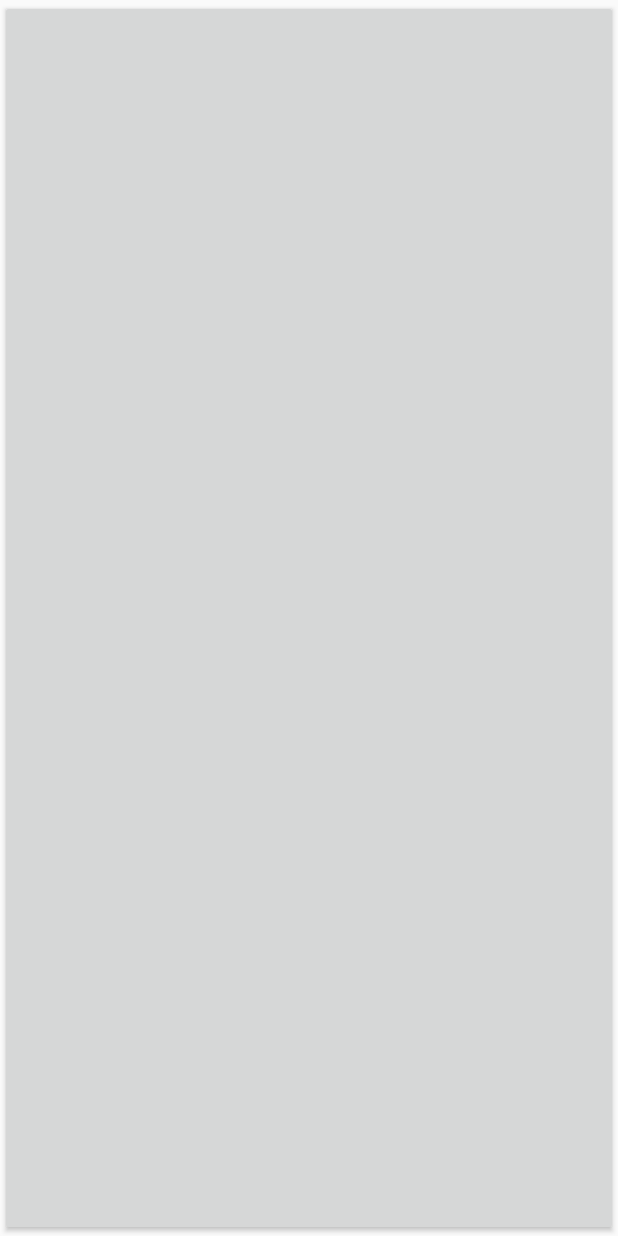
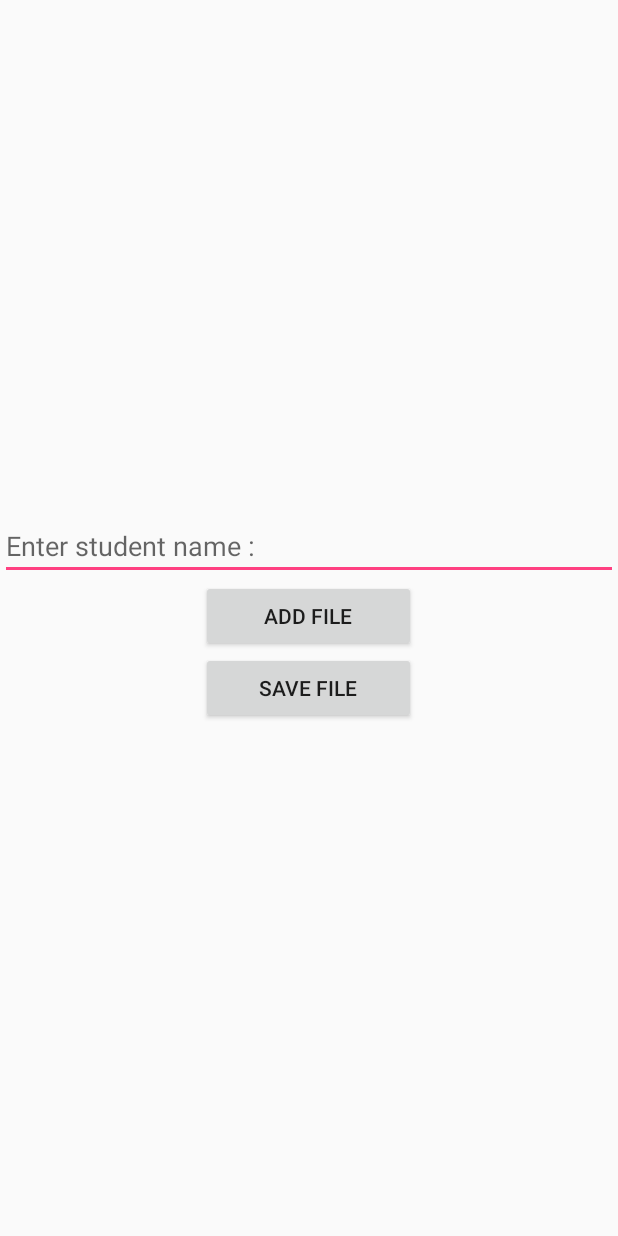
Before and after one commit to roshid873/AMS, an Android app: the AddFileActivity screen opened directly, with no data from a screen before it, on a phone screen of 412 x 824 dp. Run offline under Robolectric (Android 15) with nearby library versions, the phone set to English and light mode, and no system bars; libraries missing offline, so code that uses them is left out: com.nbsp.materialfilepicker.

Commit message:
file picker implemented

```diff
--- a/app/src/main/AndroidManifest.xml
+++ b/app/src/main/AndroidManifest.xml
@@ -1,6 +1,9 @@
 <?xml version="1.0" encoding="utf-8"?>
 <manifest xmlns:android="http://schemas.android.com/apk/res/android"
     package="com.example.roshi.backup">
+
+    <uses-permission android:name="android.permission.WRITE_EXTERNAL_STORAGE" />
+
 
     <uses-permission android:name="android.permission.INTERNET" />
 
--- a/app/src/main/java/com/example/roshi/backup/AddFileActivity.java
+++ b/app/src/main/java/com/example/roshi/backup/AddFileActivity.java
@@ -1,7 +1,11 @@
 package com.example.roshi.backup;
 
+import android.Manifest;
 import android.content.Intent;
+import android.content.pm.PackageManager;
 import android.net.Uri;
+import android.os.Build;
+import android.support.annotation.NonNull;
 import android.support.v7.app.AppCompatActivity;
 import android.os.Bundle;
 import android.util.Log;
@@ -9,18 +13,26 @@ import android.app.Activity;
 import android.content.ActivityNotFoundException;
 import android.view.View;
 import android.widget.Button;
+import android.widget.EditText;
 import android.widget.Toast;
+
+import com.nbsp.materialfilepicker.MaterialFilePicker;
+import com.nbsp.materialfilepicker.ui.FilePickerActivity;
 
 import java.io.BufferedReader;
 import java.io.IOException;
 import java.io.InputStream;
 import java.io.InputStreamReader;
+import java.util.regex.Pattern;
 
 public class AddFileActivity extends AppCompatActivity {
 
     private static final String TAG = "AddFileActivity";
 
     private static final int REQUEST_CODE = 6384;
+
+    Button buttonAddFile,buttonSaveFile;
+    EditText editText;
 
     InputStream inputStream;
     String[] data;
@@ -29,6 +41,29 @@ public class AddFileActivity extends AppCompatActivity {
     protected void onCreate(Bundle savedInstanceState) {
         super.onCreate(savedInstanceState);
         setContentView(R.layout.activity_add_file);
+
+        if (Build.VERSION.SDK_INT > Build.VERSION_CODES.M && checkSelfPermission(Manifest.permission.WRITE_EXTERNAL_STORAGE)
+        != PackageManager.PERMISSION_GRANTED) {
+
+            requestPermissions(new String[]{Manifest.permission.WRITE_EXTERNAL_STORAGE},1001);
+        }
+        buttonAddFile = findViewById(R.id.btnAddFile);
+        buttonSaveFile =findViewById(R.id.btnSaveFile);
+        editText = findViewById(R.id.fileName);
+
+        buttonAddFile.setOnClickListener(new View.OnClickListener() {
+            @Override
+            public void onClick(View v) {
+                new MaterialFilePicker()
+                        .withActivity(AddFileActivity.this)
+                        .withRequestCode(1000)
+                        .withHiddenFiles(true)
+                        .start();
+            }
+        });
+        buttonSaveFile.setOnClickListener(new View.OnClickListener() {
+            @Override
+            public void onClick(View v) {
                 inputStream= getResources().openRawResource(R.raw.semple);
                 BufferedReader reader = new BufferedReader(new InputStreamReader(inputStream));
                 try {
@@ -49,7 +84,39 @@ public class AddFileActivity extends AppCompatActivity {
                     throw new RuntimeException("Error in reading CSV file: "+ex);
 
                 }
+            }
+        });
+
+
+
 
 
     }
+
+    @Override
+    protected void onActivityResult(int requestCode, int resultCode, Intent data) {
+        super.onActivityResult(requestCode, resultCode, data);
+
+        if (requestCode == 1000 && resultCode == RESULT_OK) {
+            String filePath = data.getStringExtra(FilePickerActivity.RESULT_FILE_PATH);
+            // Do anything with file
+            editText.setText(filePath);
         }
+    }
+
+    @Override
+    public void onRequestPermissionsResult(int requestCode, @NonNull String[] permissions, @NonNull int[] grantResults) {
+        switch (requestCode){
+            case 1001:{
+                if (grantResults[0] == PackageManager.PERMISSION_GRANTED){
+                    Toast.makeText(this,"Permission Granted",Toast.LENGTH_SHORT).show();
+                }
+                else {
+                    Toast.makeText(this,"Permission not Granted",Toast.LENGTH_SHORT).show();
+                    finish();
+                }
+
+            }
+        }
+        }
+}
--- a/app/src/main/java/com/example/roshi/backup/Student_List.java
+++ b/app/src/main/java/com/example/roshi/backup/Student_List.java
@@ -4,9 +4,7 @@ import java.io.Serializable;
 
 public class Student_List implements Serializable {
 
-
     private String stName,stId;
-
 
     public Student_List(){
 
--- a/app/src/main/res/layout/activity_add_file.xml
+++ b/app/src/main/res/layout/activity_add_file.xml
@@ -1,12 +1,31 @@
 <?xml version="1.0" encoding="utf-8"?>
 <LinearLayout xmlns:android="http://schemas.android.com/apk/res/android"
-    xmlns:app="http://schemas.android.com/apk/res-auto"
     xmlns:tools="http://schemas.android.com/tools"
     android:layout_width="match_parent"
     android:layout_height="match_parent"
-    tools:context=".AddFileActivity">
+    android:orientation="vertical"
+    android:gravity="center"
+    tools:context=".AddFileActivity"
+    >
+    <EditText
+        android:id="@+id/fileName"
+        android:layout_width="match_parent"
+        android:layout_height="wrap_content"
+        android:ems="10"
+        android:hint="Enter student name :"
+        android:inputType="textPersonName" />
     <Button
-        android:layout_width="match_parent"
-        android:layout_height="match_parent" />
+        android:id="@+id/btnAddFile"
+        android:layout_width="143dp"
+        android:layout_height="wrap_content"
+        android:layout_gravity="center"
+        android:text="Add File" />
+    <Button
+        android:id="@+id/btnSaveFile"
+        android:layout_width="143dp"
+        android:layout_height="wrap_content"
+        android:layout_gravity="center"
+        android:text="Save File" />
+
 
 </LinearLayout>
```
Also changed, not shown: app/build.gradle (+40 -2 lines), app/src/main/java/com/example/roshi/backup/AddStudentActivity.java (+3 -7 lines). Lines whose indentation alone changed are shown as unchanged.
